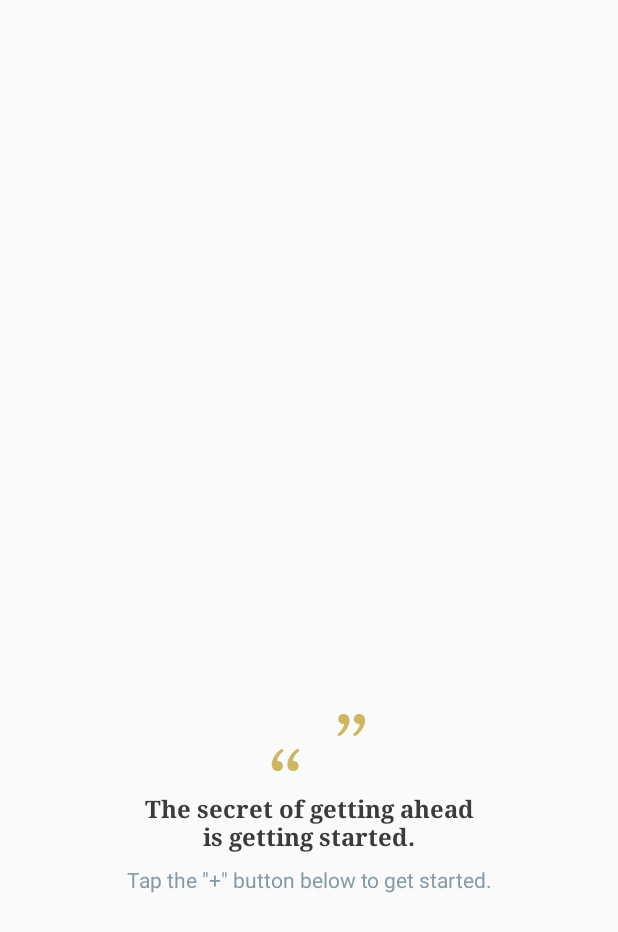
After one commit to joicemarinay/Wicker-Quotes, an Android app: the layout wicker_quote_list_empty_view.xml on its own in the app's theme, with its tools: preview values and no code run, on a phone screen of 412 x 824 dp. The commit adds this screen. Shown: the top 932 px of the screen. Run offline under Robolectric (Android 15) with nearby library versions, the phone set to English and light mode, and no system bars.

Commit message:
Create UI layout for empty quote list

```diff
--- a/base/src/main/res/values/dimens.xml
+++ b/base/src/main/res/values/dimens.xml
@@ -19,4 +19,7 @@
   <dimen name="text_large">20sp</dimen>
   <dimen name="text_xlarge">34sp</dimen>
 
+  <dimen name="linespacing">5sp</dimen>
+  <dimen name="text_emptylist_quotationmarks">72sp</dimen>
+
 </resources>
--- /dev/null
+++ b/quotes/src/main/res/layout/wicker_quote_list_empty_view.xml
@@ -0,0 +1,51 @@
+<?xml version="1.0" encoding="utf-8"?>
+<android.support.constraint.ConstraintLayout
+    xmlns:android="http://schemas.android.com/apk/res/android"
+    xmlns:app="http://schemas.android.com/apk/res-auto"
+    xmlns:tools="http://schemas.android.com/tools"
+    android:layout_width="match_parent"
+    android:layout_height="match_parent">
+
+  <TextView
+      android:id="@+id/quoteListEmpty_quotationmarks"
+      android:layout_width="wrap_content"
+      android:layout_height="70dp"
+      android:fontFamily="serif-monospace"
+      android:lineSpacingMultiplier="0.3"
+      android:text="@string/char_quotation_marks_emptylist"
+      android:textColor="@color/accent"
+      android:textSize="@dimen/text_emptylist_quotationmarks"
+      app:layout_constraintBottom_toTopOf="@+id/quoteListEmpty_quote"
+      app:layout_constraintEnd_toEndOf="parent"
+      app:layout_constraintHorizontal_bias="0.52"
+      app:layout_constraintStart_toStartOf="parent"
+      app:layout_constraintTop_toTopOf="parent" app:layout_constraintVertical_bias="1.0"/>
+
+  <TextView
+      android:id="@+id/quoteListEmpty_quote"
+      android:layout_width="wrap_content"
+      android:layout_height="wrap_content"
+      android:layout_marginBottom="@dimen/margin_padding_small"
+      android:fontFamily="serif"
+      android:gravity="center"
+      android:text="@string/spiel_quote_list_empty"
+      android:textColor="@color/text_primary"
+      android:textSize="@dimen/text_medium"
+      android:textStyle="bold"
+      app:layout_constraintBottom_toTopOf="@+id/quoteListEmpty_spiel"
+      app:layout_constraintEnd_toEndOf="parent"
+      app:layout_constraintStart_toStartOf="parent"/>
+
+  <TextView
+      android:id="@+id/quoteListEmpty_spiel"
+      android:layout_width="wrap_content"
+      android:layout_height="wrap_content"
+      android:layout_marginBottom="228dp"
+      android:fontFamily="sans-serif"
+      android:maxLines="1"
+      android:text="@string/spiel_quote_list_empty_sub"
+      android:textColor="@color/text_secondary"
+      app:layout_constraintBottom_toBottomOf="parent"
+      app:layout_constraintEnd_toEndOf="parent"
+      app:layout_constraintStart_toStartOf="parent"/>
+</android.support.constraint.ConstraintLayout>
--- a/quotes/src/main/res/values/strings.xml
+++ b/quotes/src/main/res/values/strings.xml
@@ -2,10 +2,15 @@
 <resources>
 
   <string name="action_save">Save</string>
+
+  <string name="char_quotation_marks_emptylist">\u0020\”\n\“</string>
 
   <string name="field_author_or_speaker">Author/Speaker</string>
   <string name="field_quote">Quote</string>
   <string name="field_source">Source (e.g. book/article/movie)</string>
   <string name="field_link">Link</string>
 
+  <string name="spiel_quote_list_empty">The secret of getting ahead\nis getting started.</string>
+  <string name="spiel_quote_list_empty_sub">Tap the \"+\" button below to get started.</string>
+
 </resources>
```
